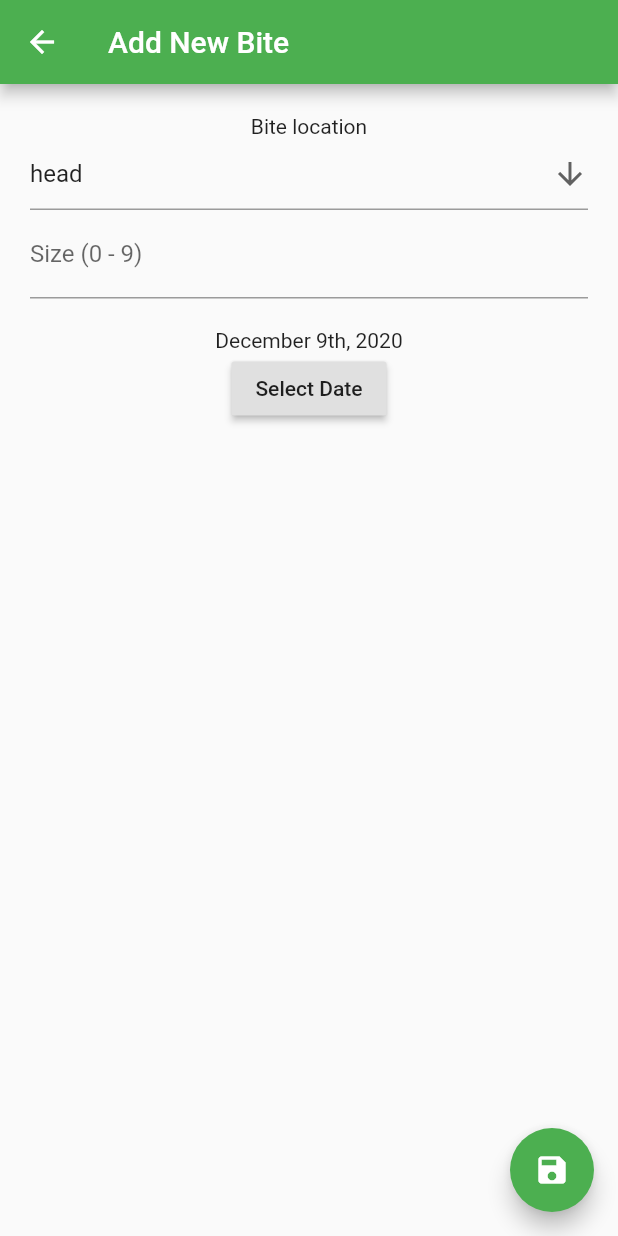
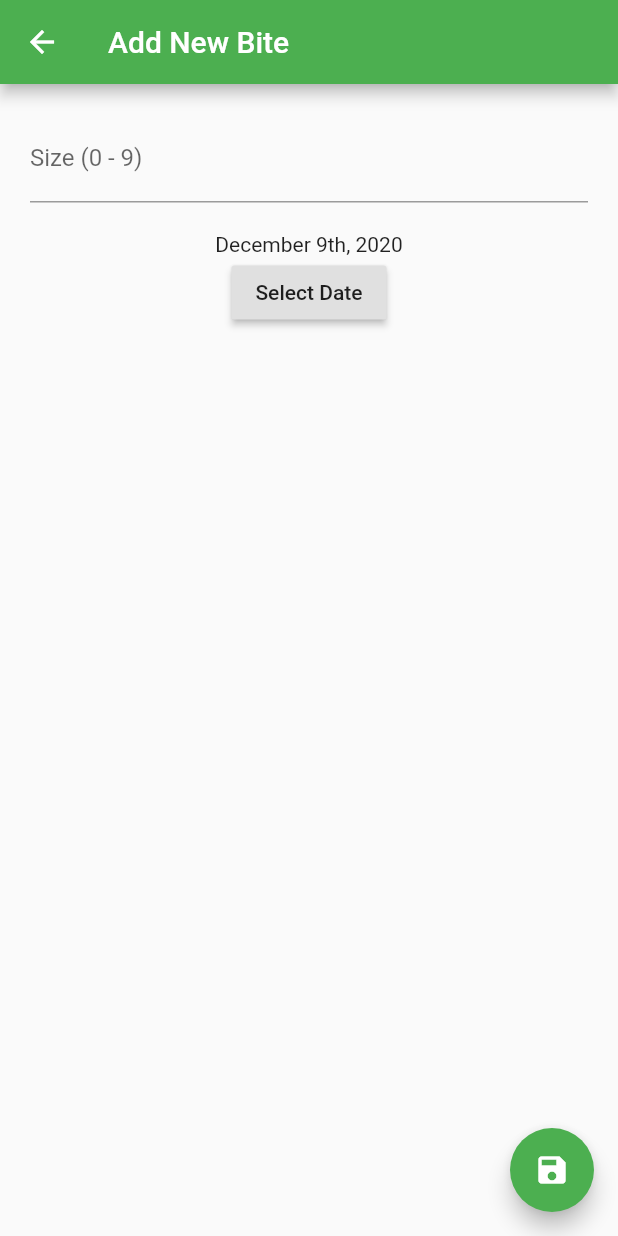
Before and after one commit to ammarkhan310/buzz-off, a Flutter app: the AddBiteForm screen opened directly, on a phone screen of 412 x 824 dp. Run offline on Flutter 3.47's test engine with Material 2 defaults, Android fonts, the phone set to English and light mode, and no system bars; our stand-ins replace cloud_firestore, firebase_core, flutter_local_notifications, hexcolor, sleek_circular_slider, sqflite and 1 more; accounts and stored records are empty; statements that could not run were skipped.

Commit message:
added functionality to bite logger

```diff
--- a/app/lib/statistics/view/addBiteForm.dart
+++ b/app/lib/statistics/view/addBiteForm.dart
@@ -8,11 +8,12 @@ import '../model/bite.dart';
 // this page allows the user to add new bite to the database
 class AddBiteForm extends StatefulWidget {
   String title;
+  String bodyPart;
 
-  AddBiteForm({Key key, this.title}) : super(key: key);
+  AddBiteForm({Key key, this.title, this.bodyPart}) : super(key: key);
 
   @override
-  _AddBiteFormState createState() => _AddBiteFormState();
+  _AddBiteFormState createState() => _AddBiteFormState(bodyPart: bodyPart);
 }
 
 
@@ -21,9 +22,11 @@ class _AddBiteFormState extends State<AddBiteForm> {
 
   var tec = TextEditingController(); // text controller for the size
 
-  String _location = 'head';
+  String bodyPart;
   int _size;
   DateTime _date = DateTime.now(); // set initial date to now
+
+  _AddBiteFormState({this.bodyPart});
 
   @override
   Widget build(BuildContext context) {
@@ -39,33 +42,6 @@ class _AddBiteFormState extends State<AddBiteForm> {
           // column of entry fields
           child: Column(
             children: [
-              Text('Bite location'),
-              // drop down menu to select where you were bitten
-              DropdownButtonFormField<String> (
-                value: _location,
-                icon: Icon(Icons.arrow_downward),
-
-                // set location when a list is interacted with
-                onChanged: (String newLocation) {
-                  setState(() {
-                    _location = newLocation;
-                  });
-                },
-
-                // set items in dropdown list
-                items: <String>[
-                  'head',
-                  'body',
-                  'arm',
-                  'leg',
-                ].map<DropdownMenuItem<String>>((String value) {
-                  return DropdownMenuItem<String>(
-                    value: value,
-                    child: Text(value),
-                  );
-                }).toList(),
-              ),
-
               // text form field to input user rating
               TextFormField(
                 decoration: const InputDecoration(
@@ -109,12 +85,12 @@ class _AddBiteFormState extends State<AddBiteForm> {
     final BiteListBLoC biteListBLoC = Provider.of<BiteListBLoC>(context, listen: false);
 
     // if all entries have been filled in
-    if(_location != null && _size !=null && _date != null){
+    if(bodyPart != null && _size !=null && _date != null){
       // create bite object based on user inputed info
       Bite bite = Bite(
         _date,
         _size,
-        _location,
+        bodyPart,
       );
 
       print('New bite created: ${bite}');
```
Also changed, not shown: app/lib/statistics/view/biteLogger.dart (added, +212 -0 lines), app/lib/statistics/view/statistics_page.dart (+14 -19 lines), app/assets/bitemap/body.png (added), app/assets/bitemap/head.png (added), app/assets/bitemap/leftArm.png (added), app/assets/bitemap/leg.png (added), app/assets/bitemap/rightArm.png (added).
